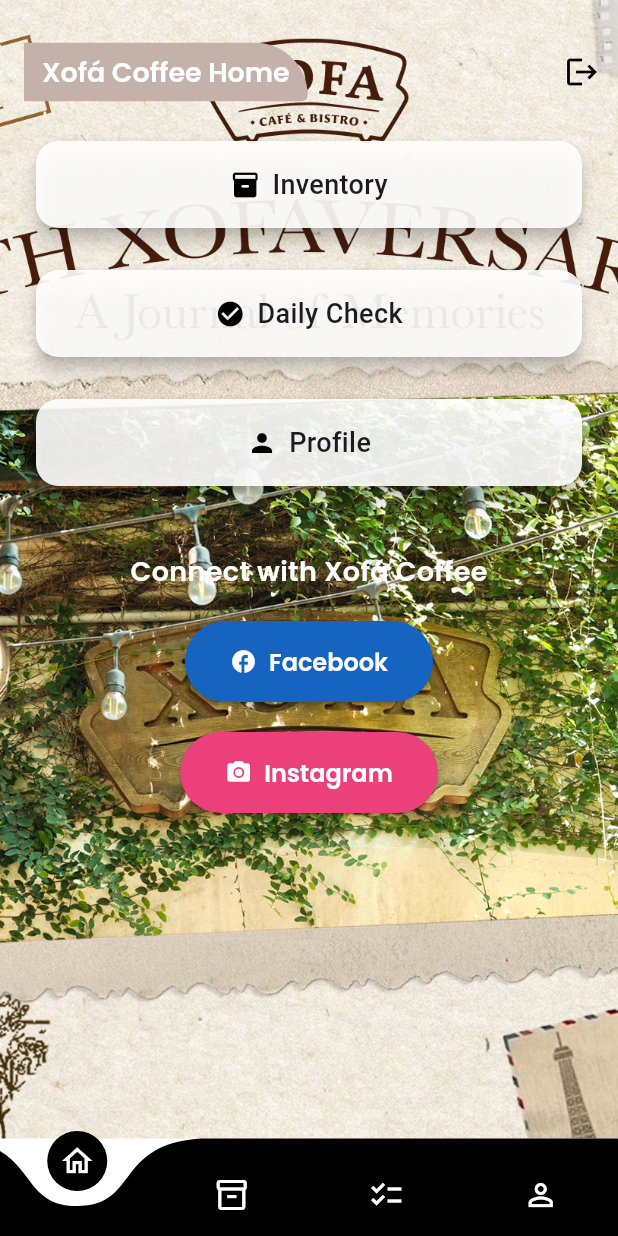
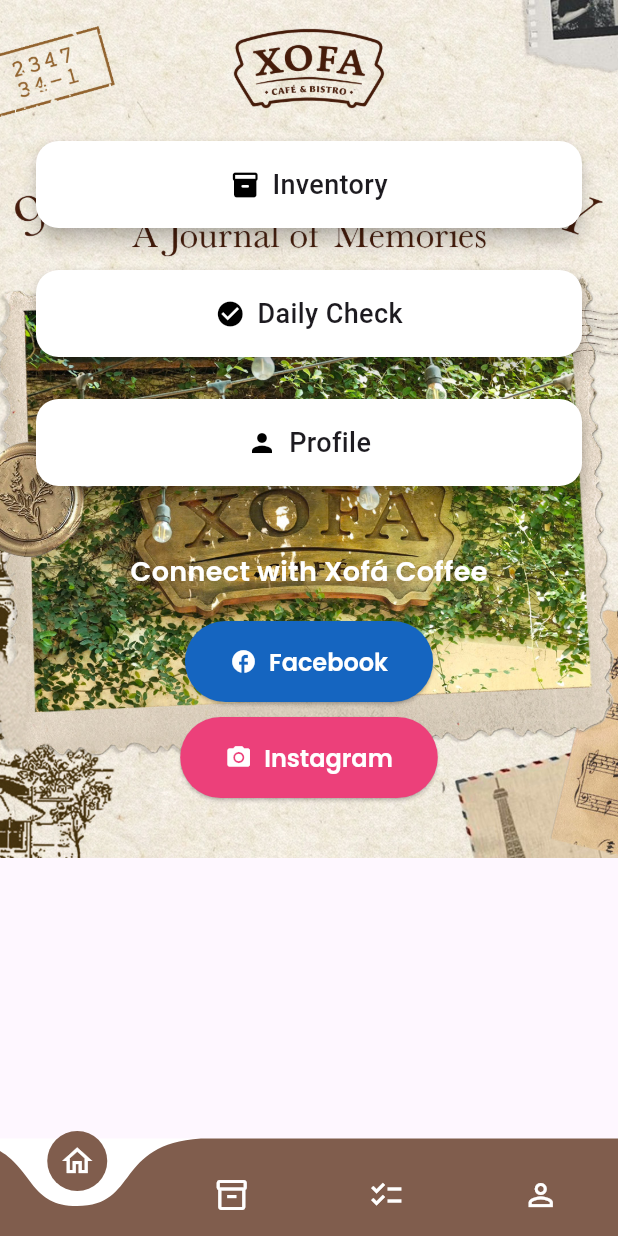
Before and after one commit to lilMatthew/MobileProjectBanking, a Flutter app: the BottomNav screen opened directly, on a phone screen of 412 x 824 dp. Run offline on Flutter 3.47's test engine with Material 3 defaults, Android fonts, the light colour scheme and no system bars; drawn by our look-alikes of curved_navigation_bar; our stand-ins replace animated_splash_screen, cloud_firestore, csv, firebase_auth, firebase_core, flutter_dotenv and 2 more; missing offline and left inert: dart:ffi, dart:js_interop, firebase_app_check; accounts and stored records are empty.

Commit message:
fix overflow home.dart, doi mau bottomNav

```diff
--- a/lib/main.dart
+++ b/lib/main.dart
@@ -2,7 +2,7 @@
 import 'package:flutter/foundation.dart';
 import 'package:flutter/material.dart';
 import 'package:flutter_application_1/screen/bottomnav.dart';
-import 'package:flutter_application_1/screen/home.dart';
+import 'package:firebase_app_check/firebase_app_check.dart';
 import 'package:flutter_dotenv/flutter_dotenv.dart';
 import 'package:flutter_application_1/screen/splash_screen.dart';
 import 'package:firebase_core/firebase_core.dart';
@@ -41,6 +41,10 @@
     await Firebase.initializeApp();
   }
 
+  await FirebaseAppCheck.instance.activate(
+    webProvider: ReCaptchaV3Provider('recaptcha-v3-site-key'),
+    androidProvider: AndroidProvider.debug,
+  );
   runApp(MyApp());
 }
 
--- a/lib/screen/bottomnav.dart
+++ b/lib/screen/bottomnav.dart
@@ -38,7 +38,7 @@
       bottomNavigationBar: CurvedNavigationBar(
         height: 65,
         backgroundColor: Colors.white,
-        color: Colors.black,
+        color: Color.fromARGB(255, 128, 93, 77),
         animationDuration: Duration(milliseconds: 500),
         onTap: (int index) {
           setState(() {
--- a/lib/screen/home.dart
+++ b/lib/screen/home.dart
@@ -7,7 +7,6 @@
 import 'daily_check_screen.dart';
 import 'profile_screen.dart';
 import 'package:url_launcher/url_launcher.dart';
-
 
 class Home extends StatefulWidget {
   const Home({super.key});
@@ -48,7 +47,8 @@
       //     ),
       //   ],
       // ),
-      body: Stack(
+      body: SingleChildScrollView(
+        child: Stack(
           children: [
             // Ảnh nền
             Positioned.fill(
@@ -61,50 +61,8 @@
                 ),
               ),
             ),
-          // Header tùy chỉnh
-          Positioned(
-            top: 20,
-            left: 0,
-            right: 0,
-            child: AppBar(
-              automaticallyImplyLeading: false,
-              title: Container(
-                padding: EdgeInsets.symmetric(horizontal: 12.0, vertical: 8.0),
-                decoration: BoxDecoration(
-                  color: Color.fromARGB(255, 196, 178, 170),
-                  borderRadius: BorderRadius.only(
-                    topRight: Radius.circular(90.0),
-                    bottomRight: Radius.circular(10.0),
-                  ),
-                ),
-                child: Text(
-                  'Xofá Coffee Home',
-                  style: TextStyle(
-                    fontFamily: 'Poppins',
-                    fontSize: 18.0,
-                    fontWeight: FontWeight.bold,
-                    color: Colors.white,
-                  ),
-                ),
-              ),
-              backgroundColor: Colors.transparent,
-              elevation: 0,
-              actions: [
-                IconButton(
-                  icon: Icon(Icons.logout, color: Colors.black),
-                  onPressed: () {
-                    Navigator.pushReplacement(
-                      context,
-                      MaterialPageRoute(builder: (context) => Login()),
-                    );
-                  },
-                ),
-              ],
-            ),
-          ),
             // Nội dung chính
-          Positioned.fill(
-            child: Padding(
+            Padding(
               padding: const EdgeInsets.symmetric(horizontal: 20.0, vertical: 40.0),
               child: Column(
                 crossAxisAlignment: CrossAxisAlignment.center,
@@ -123,7 +81,7 @@
                       shape: RoundedRectangleBorder(
                         borderRadius: BorderRadius.circular(15.0),
                       ),
-                      color: Colors.white.withOpacity(0.9),
+                      color: Colors.white,
                       child: Padding(
                         padding: const EdgeInsets.all(16.0),
                         child: Row(
@@ -151,7 +109,7 @@
                       shape: RoundedRectangleBorder(
                         borderRadius: BorderRadius.circular(15.0),
                       ),
-                      color: Colors.white.withOpacity(0.9),
+                      color: Colors.white,
                       child: Padding(
                         padding: const EdgeInsets.all(16.0),
                         child: Row(
@@ -168,13 +126,18 @@
                   SizedBox(height: 20.0),
                   // Profile Button
                   GestureDetector(
-
+                    onTap: () {
+                      Navigator.push(
+                        context,
+                        MaterialPageRoute(builder: (context) => Profile()),
+                      );
+                    },
                     child: Card(
                       elevation: 5,
                       shape: RoundedRectangleBorder(
                         borderRadius: BorderRadius.circular(15.0),
                       ),
-                      color: Colors.white.withOpacity(0.9),
+                      color: Colors.white,
                       child: Padding(
                         padding: const EdgeInsets.all(16.0),
                         child: Row(
@@ -226,14 +189,13 @@
                           textStyle: TextStyle(
                             fontFamily: 'Poppins',
                             fontSize: 16.0,
-                            fontWeight: FontWeight.w500,
                           ),
                         ),
                       ),
-                      SizedBox(height: 20.0),
+                      SizedBox(height: 10.0),
                       ElevatedButton(
                         onPressed: () async {
-                          const instagramUrl = 'https://www.instagram.com/xofacafe';
+                          const instagramUrl = 'https://www.instagram.com/xofacoffee/';
                           if (await canLaunchUrl(Uri.parse(instagramUrl))) {
                             await launchUrl(Uri.parse(instagramUrl));
                           } else {
@@ -255,7 +217,6 @@
                           textStyle: TextStyle(
                             fontFamily: 'Poppins',
                             fontSize: 16.0,
-                            fontWeight: FontWeight.w500,
                           ),
                         ),
                       ),
@@ -264,15 +225,15 @@
                 ],
               ),
             ),
+          // if (showAnimation)
+          //   Center(
+          //     child: Container(
+          //       color: Colors.black.withOpacity(0.5),
+          //       child: CircularProgressIndicator(), // Hoặc thay bằng Lottie nếu muốn
+          //     ),
+          //   ),
+          ],
         ),
-          if (showAnimation)
-            Center(
-              child: Container(
-                color: Colors.black.withOpacity(0.5),
-                child: CircularProgressIndicator(), // Hoặc thay bằng Lottie nếu muốn
-              ),
-            ),
-        ],
       ),
     );
   }
--- a/pubspec.yaml
+++ b/pubspec.yaml
@@ -48,6 +48,7 @@
   googleapis: ^12.0.0
   googleapis_auth: ^1.4.1
   url_launcher: ^6.1.7
+  firebase_app_check: ^0.3.1
 
   # The following adds the Cupertino Icons font to your application.
   # Use with the CupertinoIcons class for iOS style icons.
```
Also changed, not shown: lib/screen/daily_check_screen.dart (+1 -9 lines), lib/screen/forgotpass.dart (+70 -31 lines), pubspec.lock, 1 other file. Lines whose indentation alone changed are shown as unchanged.
